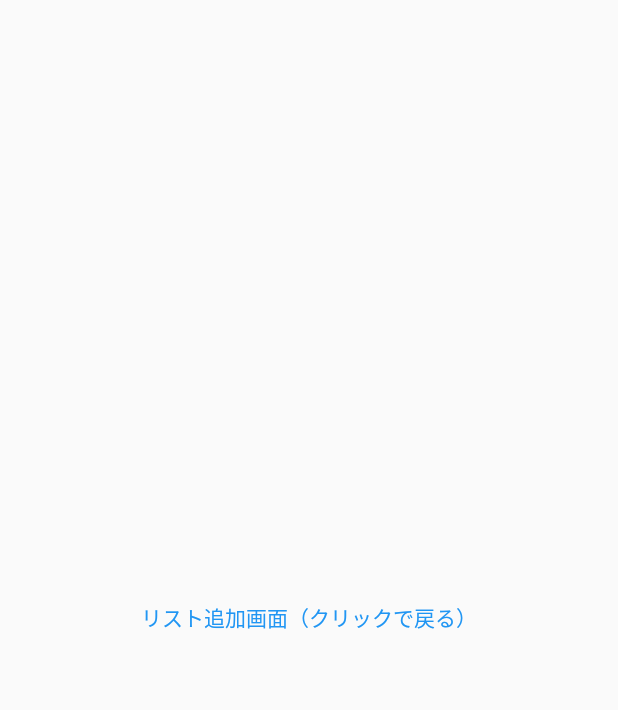
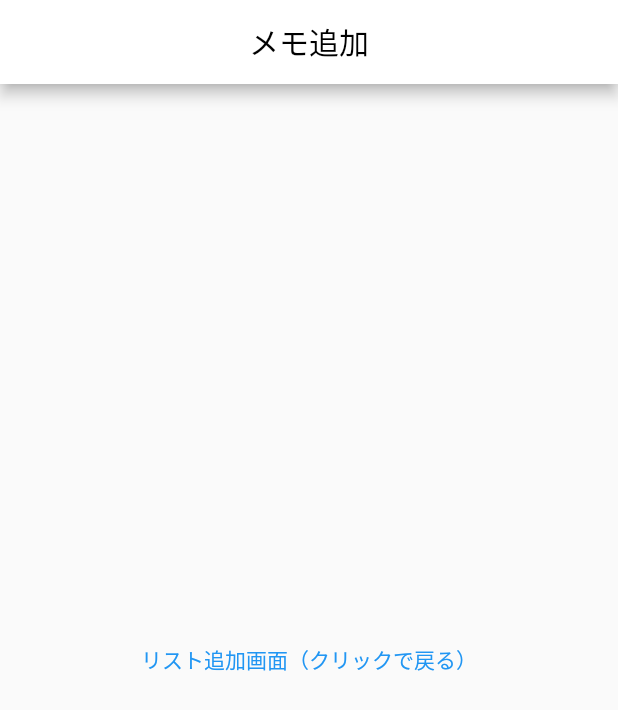
Before and after one commit to Shibata-Nanami/-flutter_task_3, a Flutter app: the screen it shows after launch, after a tap on the "add" icon, on a phone screen of 412 x 824 dp. Shown: the top 710 px of the screen. Run offline on Flutter 3.47's test engine with Material 2 defaults, Android fonts, the phone set to English and light mode, and no system bars.

Commit message:
各画面用のファイル作成

```diff
--- a/lib/main.dart
+++ b/lib/main.dart
@@ -1,6 +1,8 @@
 import 'package:flutter/material.dart';
+import 'memoScreen.dart';
 
 void main() {
+// 最初に表示するWidget
   runApp(const MyApp());
 }
 
@@ -14,88 +16,10 @@ class MyApp extends StatefulWidget {
 class _MyAppState extends State<MyApp> {
   @override
   Widget build(BuildContext context) {
-    return MaterialApp(
+    return const MaterialApp(
       title: 'My Todo App',
-      theme: ThemeData(
-        // テーマカラー
-        primarySwatch: Colors.blue,
-      ),
       // リスト一覧画面を表示
-      home: const memoScreen(),
-      // theme: ThemeData(
-      //   appBarTheme: const AppBarTheme(
-      //     color: Colors.white, // AppBarの背景色を白に設定
-      //     foregroundColor: Colors.black, // AppBarの文字色を黒に設定
-      //   ),
-      // ),
-      // home: const MyHomePage(title: 'メモ一覧'), // AppBarのタイトル
+      home: memoScreen(),
     );
   }
 }
-
-// メモ一覧画面用Widget
-class memoScreen extends StatelessWidget {
-  const memoScreen({super.key});
-
-  @override
-  Widget build(BuildContext context) {
-    return Scaffold(
-      appBar: AppBar(
-        iconTheme: const IconThemeData(
-          color: Colors.black,
-          size: 30,
-        ),
-        title: const Text(
-          'メモ一覧',
-          textAlign: TextAlign.center,
-          style: TextStyle(
-            color: Colors.black,
-          ),
-        ),
-        centerTitle: true,
-        backgroundColor: Colors.white,
-      ),
-      body: const Center(
-        child: Text('リスト一覧画面'),
-      ),
-      floatingActionButton: FloatingActionButton(
-        onPressed: () {
-          // "push"で新規画面に遷移
-          Navigator.of(context).push(
-            MaterialPageRoute(builder: (context) {
-              // 遷移先の画面としてリスト追加画面を指定
-              return const TodoAddPage();
-            }),
-          );
-        },
-        child: const Icon(Icons.add),
-      ),
-    );
-  }
-}
-
-// メモ追加画面用のWidget
-class TodoAddPage extends StatefulWidget {
-  const TodoAddPage({super.key});
-
-  @override
-  State<TodoAddPage> createState() => _TodoAddPageState();
-}
-
-class _TodoAddPageState extends State<TodoAddPage> {
-  @override
-  Widget build(BuildContext context) {
-    return Scaffold(
-      body: Center(
-        child: TextButton(
-          // ボタンをクリックした時の処理
-          onPressed: () {
-            // "pop"で前の画面に戻る
-            Navigator.of(context).pop();
-          },
-          child: const Text('リスト追加画面（クリックで戻る）'),
-        ),
-      ),
-    );
-  }
-}
--- /dev/null
+++ b/lib/memoAddition.dart
@@ -0,0 +1,38 @@
+// メモ追加画面用のWidget
+import 'package:flutter/material.dart';
+
+class TodoAddPage extends StatefulWidget {
+  const TodoAddPage({super.key});
+
+  @override
+  State<TodoAddPage> createState() => _TodoAddPageState();
+}
+
+class _TodoAddPageState extends State<TodoAddPage> {
+  @override
+  Widget build(BuildContext context) {
+    return Scaffold(
+      appBar: AppBar(
+        title: const Text(
+          'メモ追加',
+          textAlign: TextAlign.center,
+          style: TextStyle(
+            color: Colors.black,
+          ),
+        ),
+        centerTitle: true,
+        backgroundColor: Colors.white,
+      ),
+      body: Center(
+        child: TextButton(
+          // ボタンをクリックした時の処理
+          onPressed: () {
+            // "pop"で前の画面に戻る
+            Navigator.of(context).pop();
+          },
+          child: const Text('リスト追加画面（クリックで戻る）'),
+        ),
+      ),
+    );
+  }
+}
--- /dev/null
+++ b/lib/memoScreen.dart
@@ -0,0 +1,45 @@
+// メモ一覧画面用のWidget
+import 'package:flutter/material.dart';
+import 'memoAddition.dart';
+
+class memoScreen extends StatelessWidget {
+  const memoScreen({super.key});
+
+  @override
+  Widget build(BuildContext context) {
+    return Scaffold(
+      appBar: AppBar(
+        title: const Text(
+          'メモ一覧',
+          textAlign: TextAlign.center,
+          style: TextStyle(
+            color: Colors.black,
+          ),
+        ),
+        centerTitle: true,
+        backgroundColor: Colors.white,
+      ),
+      body: ListView(
+        children: const [
+          Card(
+            child: ListTile(
+              title: Text(''),
+            ),
+          ),
+        ],
+      ),
+      floatingActionButton: FloatingActionButton(
+        onPressed: () {
+          // "push"で新規画面に遷移
+          Navigator.of(context).push(
+            MaterialPageRoute(builder: (context) {
+              // 遷移先の画面としてリスト追加画面を指定
+              return const TodoAddPage();
+            }),
+          );
+        },
+        child: const Icon(Icons.add),
+      ),
+    );
+  }
+}
```
